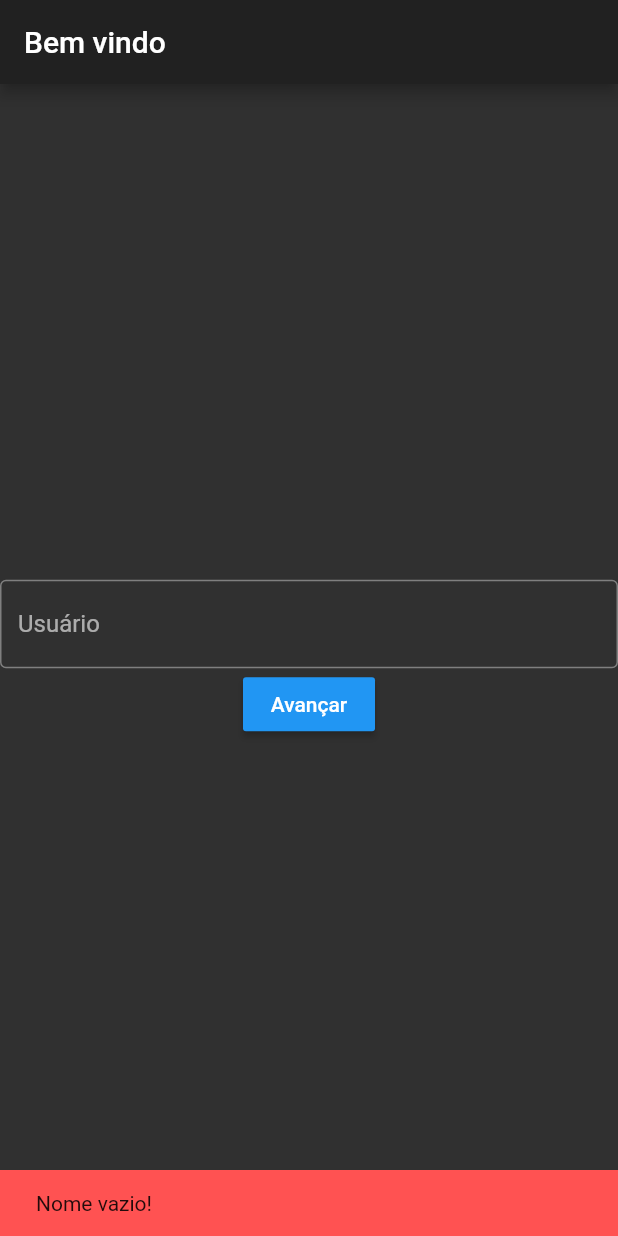
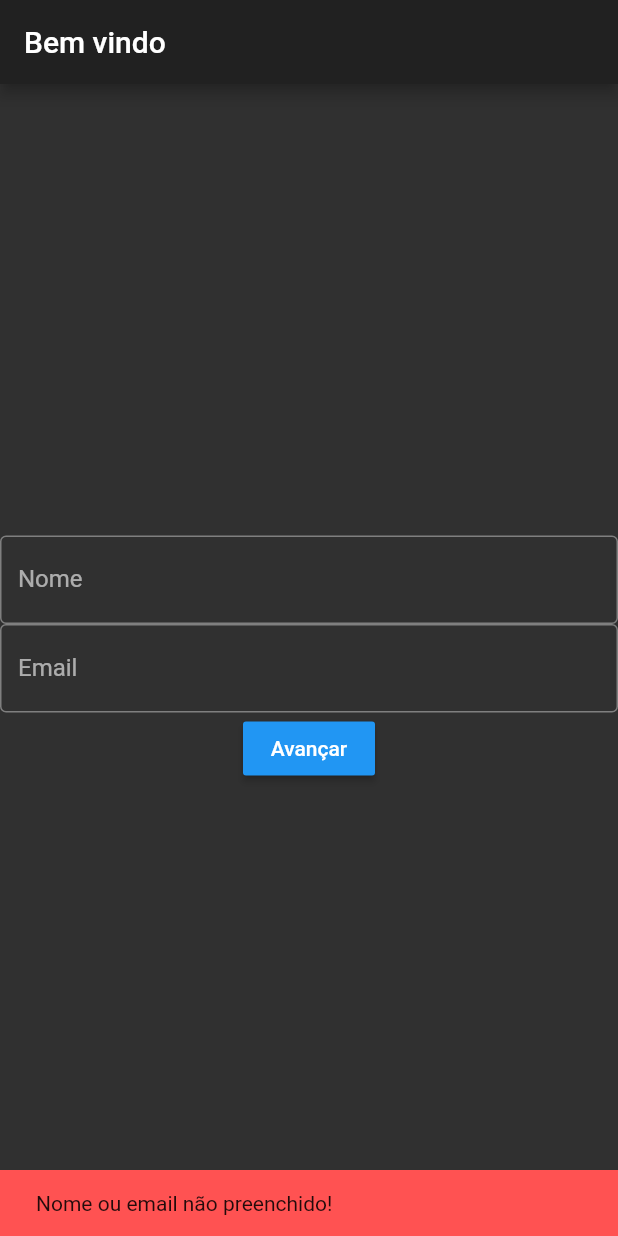
Before and after one commit to arthreis/coffee_order, a Flutter app: the screen it shows after launch, after a tap on "Avançar", on a phone screen of 412 x 824 dp. Run offline on Flutter 3.47's test engine with Material 2 defaults, Android fonts, the phone set to English and light mode, and no system bars; our stand-ins replace shared_preferences; generated files the repository leaves out were written again; network calls fail.

```diff
--- a/lib/main.dart
+++ b/lib/main.dart
@@ -1,7 +1,11 @@
+import 'dart:convert';
+
 import 'package:coffee_order/screens/home.dart';
 import 'package:coffee_order/screens/products/products.dart';
 import 'package:flutter/material.dart';
 import 'package:shared_preferences/shared_preferences.dart';
+
+import 'models/user.dart';
 
 void main() => runApp(MyApp());
 
@@ -41,7 +45,7 @@ class MyAppState extends State<MyApp> {
 
   Future<String> _getUserName() {
     return SharedPreferences.getInstance().then((preferences) {
-      return preferences.getString('user');
+      return User.fromJson(json.decode(preferences.getString('user'))).name;
     }).catchError((error) {
       return error;
     });
--- a/lib/models/order.dart
+++ b/lib/models/order.dart
@@ -8,9 +8,9 @@ part 'order.g.dart';
 @JsonSerializable(nullable: false)
 class Order {
   final User user;
-  final List<OrderItem> orderItems;
+  final List<OrderItem> items;
 
-  Order({@required this.user, @required this.orderItems});
+  Order({@required this.user, @required this.items});
 
   factory Order.fromJson(Map<String, dynamic> json) => _$OrderFromJson(json);
   Map<String, dynamic> toJson() => _$OrderToJson(this);
--- a/lib/models/order_item.dart
+++ b/lib/models/order_item.dart
@@ -1,3 +1,4 @@
+import 'package:coffee_order/models/product.dart';
 import 'package:flutter/material.dart';
 import 'package:json_annotation/json_annotation.dart';
 
@@ -7,8 +8,9 @@ part 'order_item.g.dart';
 class OrderItem {
   int quantity;
   double subtotal;
+  Product product;
 
-  OrderItem({@required this.quantity, @required this.subtotal});
+  OrderItem({@required this.quantity, @required this.subtotal, @required this.product});
 
   factory OrderItem.fromJson(Map<String, dynamic> json) => _$OrderItemFromJson(json);
   Map<String, dynamic> toJson() => _$OrderItemToJson(this);
--- a/lib/screens/home.dart
+++ b/lib/screens/home.dart
@@ -1,9 +1,12 @@
+import 'dart:convert';
+
+import 'package:coffee_order/models/user.dart';
 import 'package:coffee_order/screens/products/products.dart';
 import 'package:flutter/material.dart';
 import 'package:shared_preferences/shared_preferences.dart';
 
 class MyHomePage extends StatefulWidget {
-  MyHomePage({Key key}): super(key: key);
+  MyHomePage({Key key}) : super(key: key);
 
   @override
   _MyHomePageState createState() => _MyHomePageState();
@@ -11,6 +14,7 @@ class MyHomePage extends StatefulWidget {
 
 class _MyHomePageState extends State<MyHomePage> {
   final _nameFieldController = TextEditingController();
+  final _emailFieldController = TextEditingController();
   final _scaffoldKey = GlobalKey<ScaffoldState>();
 
   @override
@@ -28,8 +32,13 @@ class _MyHomePageState extends State<MyHomePage> {
               controller: _nameFieldController,
               decoration: InputDecoration(
                 border: OutlineInputBorder(),
-                labelText: 'Usuário',
+                labelText: 'Nome',
               ),
+            ),
+            TextField(
+              controller: _emailFieldController,
+              decoration: InputDecoration(
+                  border: OutlineInputBorder(), labelText: "Email"),
             ),
             RaisedButton(
               child: Text(
@@ -39,11 +48,23 @@ class _MyHomePageState extends State<MyHomePage> {
               color: Colors.blue,
               onPressed: () async {
                 final preferences = await SharedPreferences.getInstance();
-                if (_nameFieldController.text.isNotEmpty) {
-                  await preferences.setString('user', _nameFieldController.text);
-                  Navigator.pushReplacement(context, MaterialPageRoute(builder: (context) => ProductsPage(userName: _nameFieldController.text)));
+                if (_nameFieldController.text.isNotEmpty &&
+                    _emailFieldController.text.isNotEmpty) {
+                  var user = User(name: _nameFieldController.text, email: _emailFieldController.text);
+                  await preferences.setString(
+                    'user', json.encode(user)
+                  );
+                  Navigator.pushReplacement(
+                      context,
+                      MaterialPageRoute(
+                          builder: (context) => ProductsPage(
+                              userName: user.name)));
                 } else {
-                  SnackBar mensagemErro = SnackBar(content: Text('Nome vazio!'), backgroundColor: Colors.redAccent, duration: Duration(seconds: 4),);
+                  SnackBar mensagemErro = SnackBar(
+                    content: Text('Nome ou email não preenchido!'),
+                    backgroundColor: Colors.redAccent,
+                    duration: Duration(seconds: 4),
+                  );
                   _scaffoldKey.currentState.showSnackBar(mensagemErro);
                 }
               },
```
Also changed, not shown: lib/api/api.dart (+16 -12 lines), lib/components/product_card.dart (+13 -11 lines), lib/models/product.dart (+6 -8 lines), lib/screens/products/products.dart (+9 -15 lines), pubspec.yaml (+4 -3 lines), lib/models/order.g.dart (deleted), lib/models/order_item.g.dart (deleted), lib/models/user.g.dart (deleted), pubspec.lock, 2 other files.
